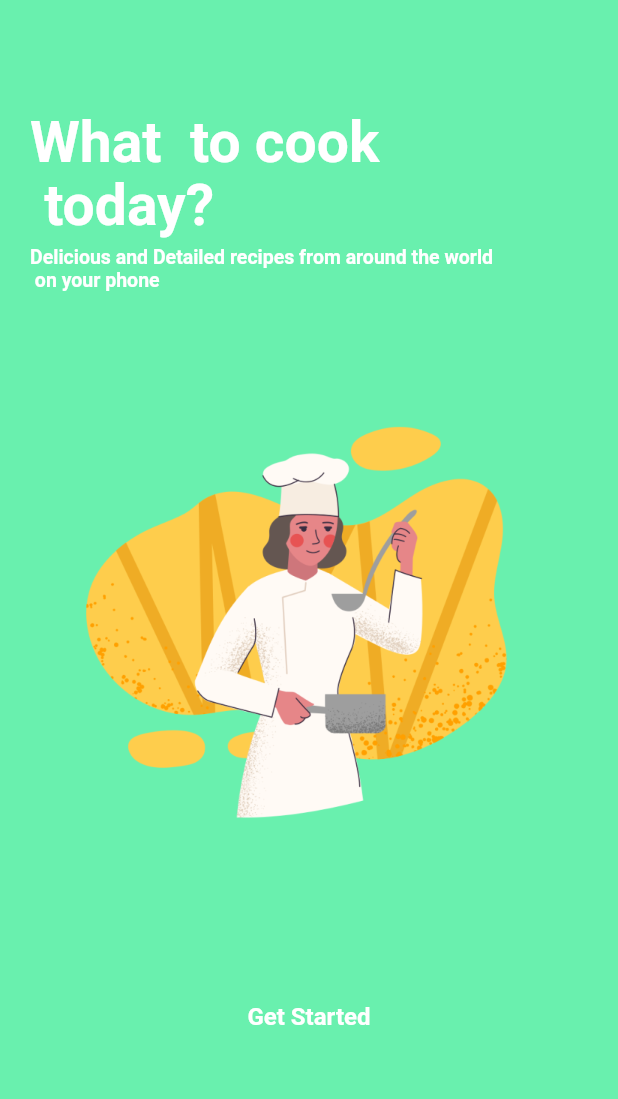
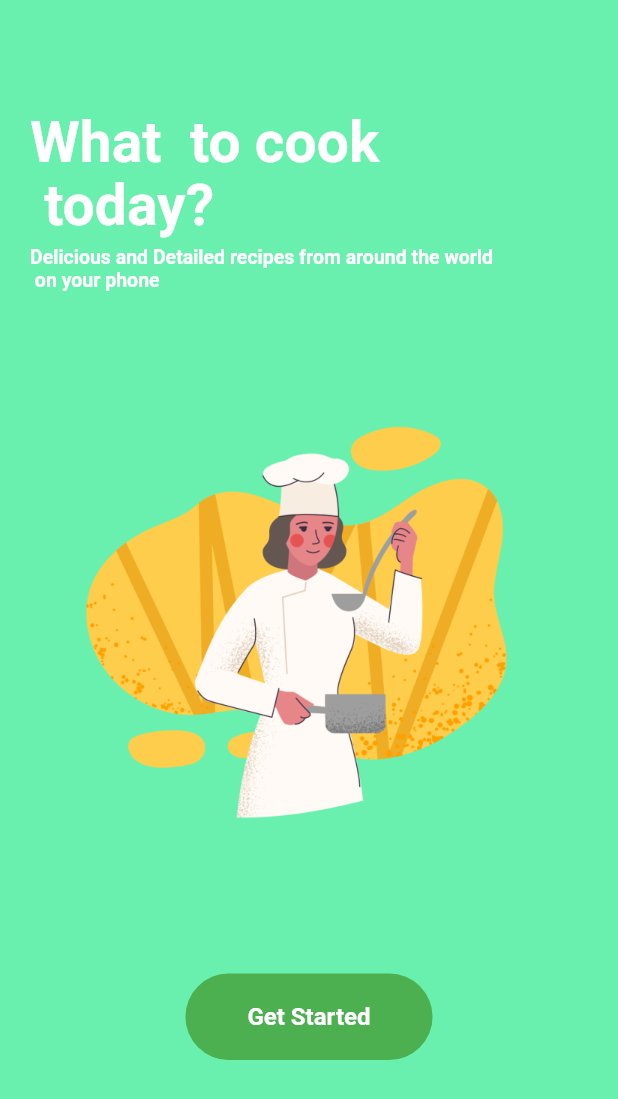
Before and after one commit to koliche/Moroccan-Food-Recipes, a Flutter app: the screen it shows after launch, on a phone screen of 412 x 824 dp. Shown: the top 1099 px of the screen. Run offline on Flutter 3.47's test engine with Material 2 defaults, Android fonts, the phone set to English and light mode, and no system bars; our stand-ins replace animate_do, font_awesome_flutter, google_fonts; Roboto replaces fonts that are missing (Acherus).

Commit message:
some lettele changes

```diff
--- a/lib/models/buildRecipes.dart
+++ b/lib/models/buildRecipes.dart
@@ -2,6 +2,7 @@ import 'package:flutter/material.dart';
 import 'package:recipes_app/models/data.dart';
 import 'package:recipes_app/models/shared.dart';
 
+// The methode to get data from data.dart using getRecipes() ::::
 List<Widget> buildRecipes() {
   List<Widget> list = [];
   for (var i = 0; i < getRecipes().length; i++) {
--- a/lib/views/splashScreen.dart
+++ b/lib/views/splashScreen.dart
@@ -74,12 +74,12 @@ class OnboardingScreen extends StatelessWidget {
                       child: Container(
                         margin: const EdgeInsets.symmetric(horizontal: 20),
                         height: deviceSize.height * 0.07,
-                        width: deviceSize.width * 0.8,
+                        width: deviceSize.width * 0.4,
                         decoration: BoxDecoration(
                           borderRadius: BorderRadius.circular(
                             deviceSize.width / 2,
                           ),
-                          color: Colors.greenAccent,
+                          color: Colors.green,
                         ),
                         child: Center(
                           child: Text(
--- a/lib/views/widgets/recipe_card.dart
+++ b/lib/views/widgets/recipe_card.dart
@@ -39,6 +39,7 @@ class RecipeCard extends StatelessWidget {
                         padding: const EdgeInsets.all(8.0),
                         child: Row(
                           children: [
+                            // Recipes Images :::::::::::::::
                             Container(
                               height: 120,
                               width: 110,
@@ -65,6 +66,7 @@ class RecipeCard extends StatelessWidget {
                                           mainAxisAlignment:
                                               MainAxisAlignment.start,
                                           children: [
+                                            // Recipes name ::::::::::::
                                             Padding(
                                               padding: const EdgeInsets.only(
                                                   top: 8.0, left: 8),
@@ -76,6 +78,7 @@ class RecipeCard extends StatelessWidget {
                                                     fontSize: 16),
                                               ),
                                             ),
+                                            // Recipes subname ::::::::::::
                                             Padding(
                                               padding: const EdgeInsets.only(
                                                   left: 8.0),
@@ -87,6 +90,7 @@ class RecipeCard extends StatelessWidget {
                                                     fontSize: 16),
                                               ),
                                             ),
+                                            // Favorite Icon To add recipes to the favorite liste ::::::
                                             Padding(
                                                 padding: const EdgeInsets.only(
                                                     left: 9.0, top: 33),
```
